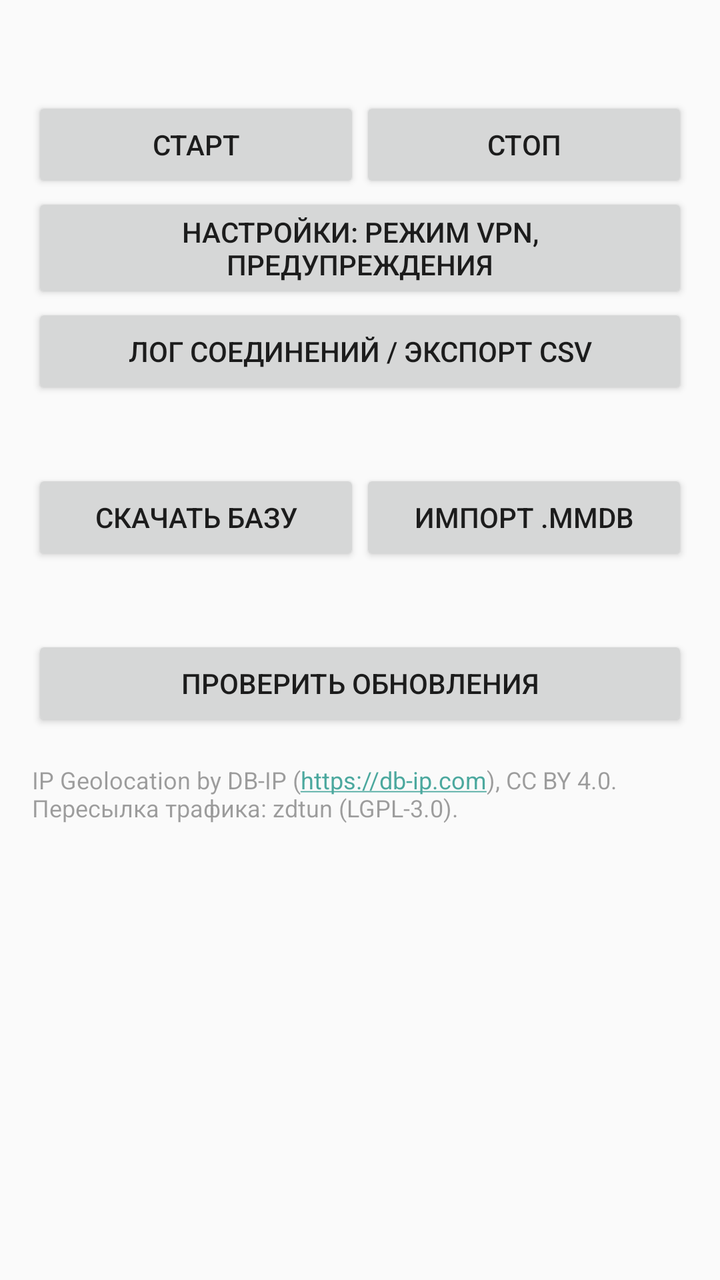
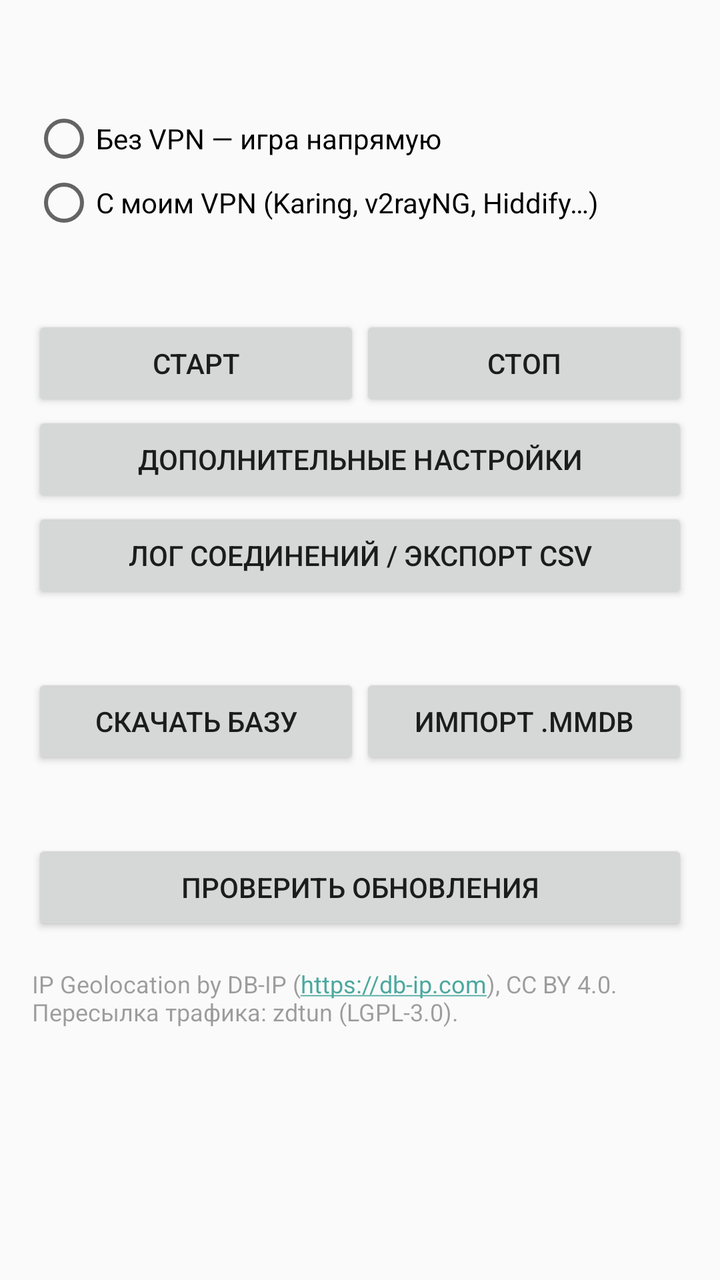

Two renders of the same Android screen: before a commit and after it. Below are the layout's source before the change and the commit's diff.
<!-- AndroidManifest.xml: application theme AppTheme -->
<!-- res/layout/activity_main.xml -->
<?xml version="1.0" encoding="utf-8"?>
<ScrollView xmlns:android="http://schemas.android.com/apk/res/android"
    android:layout_width="match_parent"
    android:layout_height="match_parent">

    <LinearLayout
        android:layout_width="match_parent"
        android:layout_height="wrap_content"
        android:orientation="vertical"
        android:padding="16dp">

        <TextView
            android:id="@+id/status"
            android:layout_width="match_parent"
            android:layout_height="wrap_content"
            android:textIsSelectable="true"
            android:textSize="15sp" />

        <LinearLayout
            android:layout_width="match_parent"
            android:layout_height="wrap_content"
            android:layout_marginTop="12dp"
            android:orientation="horizontal">

            <Button
                android:id="@+id/btnStart"
                android:layout_width="0dp"
                android:layout_height="wrap_content"
                android:layout_weight="1"
                android:text="Старт" />

            <Button
                android:id="@+id/btnStop"
                android:layout_width="0dp"
                android:layout_height="wrap_content"
                android:layout_weight="1"
                android:text="Стоп" />
        </LinearLayout>

        <Button
            android:id="@+id/btnSettings"
            android:layout_width="match_parent"
            android:layout_height="wrap_content"
            android:text="Настройки: режим VPN, предупреждения" />

        <Button
            android:id="@+id/btnLog"
            android:layout_width="match_parent"
            android:layout_height="wrap_content"
            android:text="Лог соединений / экспорт CSV" />

        <TextView
            android:id="@+id/dbStatus"
            android:layout_width="match_parent"
            android:layout_height="wrap_content"
            android:layout_marginTop="16dp" />

        <LinearLayout
            android:layout_width="match_parent"
            android:layout_height="wrap_content"
            android:orientation="horizontal">

            <Button
                android:id="@+id/btnDownloadDb"
                android:layout_width="0dp"
                android:layout_height="wrap_content"
                android:layout_weight="1"
                android:text="Скачать базу" />

            <Button
                android:id="@+id/btnImportDb"
                android:layout_width="0dp"
                android:layout_height="wrap_content"
                android:layout_weight="1"
                android:text="Импорт .mmdb" />
        </LinearLayout>

        <TextView
            android:id="@+id/updateStatus"
            android:layout_width="match_parent"
            android:layout_height="wrap_content"
            android:layout_marginTop="16dp" />

        <LinearLayout
            android:layout_width="match_parent"
            android:layout_height="wrap_content"
            android:orientation="horizontal">

            <Button
                android:id="@+id/btnCheckUpdate"
                android:layout_width="0dp"
                android:layout_height="wrap_content"
                android:layout_weight="1"
                android:text="Проверить обновления" />

        </LinearLayout>

        <TextView
            android:layout_width="match_parent"
            android:layout_height="wrap_content"
            android:layout_marginTop="16dp"
            android:alpha="0.7"
            android:autoLink="web"
            android:text="IP Geolocation by DB-IP (https://db-ip.com), CC BY 4.0.\nПересылка трафика: zdtun (LGPL-3.0)."
            android:textSize="12sp" />

        <TextView
            android:id="@+id/author"
            android:layout_width="match_parent"
            android:layout_height="wrap_content"
            android:layout_marginTop="24dp"
            android:alpha="0.6"
            android:gravity="center"
            android:textSize="12sp" />
    </LinearLayout>
</ScrollView>
<!-- resources referenced by this layout -->
<resources>
  <style name="AppTheme" parent="Theme.AppCompat.DayNight.DarkActionBar" />
</resources>

<!-- the commit's change to res/layout/activity_main.xml (unified diff, before → after) -->
@@ -8,6 +8,33 @@
         android:layout_height="wrap_content"
         android:orientation="vertical"
         android:padding="16dp">
+
+        <TextView
+            android:id="@+id/statusBig"
+            android:layout_width="match_parent"
+            android:layout_height="wrap_content"
+            android:layout_marginBottom="8dp"
+            android:textSize="22sp"
+            android:textStyle="bold" />
+
+        <RadioGroup
+            android:id="@+id/modeGroup"
+            android:layout_width="match_parent"
+            android:layout_height="wrap_content"
+            android:layout_marginBottom="8dp">
+
+            <RadioButton
+                android:id="@+id/modeDirect"
+                android:layout_width="match_parent"
+                android:layout_height="wrap_content"
+                android:text="Без VPN — игра напрямую" />
+
+            <RadioButton
+                android:id="@+id/modeChain"
+                android:layout_width="match_parent"
+                android:layout_height="wrap_content"
+                android:text="С моим VPN (Karing, v2rayNG, Hiddify…)" />
+        </RadioGroup>
 
         <TextView
             android:id="@+id/status"
@@ -27,21 +54,21 @@
                 android:layout_width="0dp"
                 android:layout_height="wrap_content"
                 android:layout_weight="1"
-                android:text="Старт" />
+                android:text="СТАРТ" />
 
             <Button
                 android:id="@+id/btnStop"
                 android:layout_width="0dp"
                 android:layout_height="wrap_content"
                 android:layout_weight="1"
-                android:text="Стоп" />
+                android:text="СТОП" />
         </LinearLayout>
 
         <Button
             android:id="@+id/btnSettings"
             android:layout_width="match_parent"
             android:layout_height="wrap_content"
-            android:text="Настройки: режим VPN, предупреждения" />
+            android:text="Дополнительные настройки" />
 
         <Button
             android:id="@+id/btnLog"
